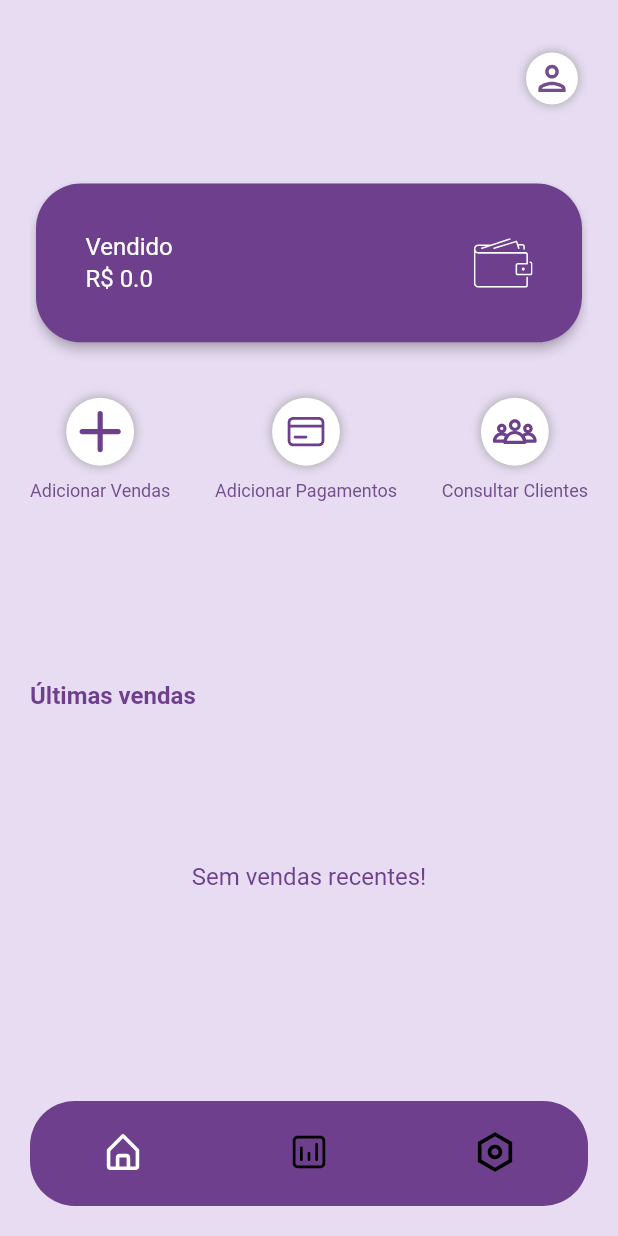
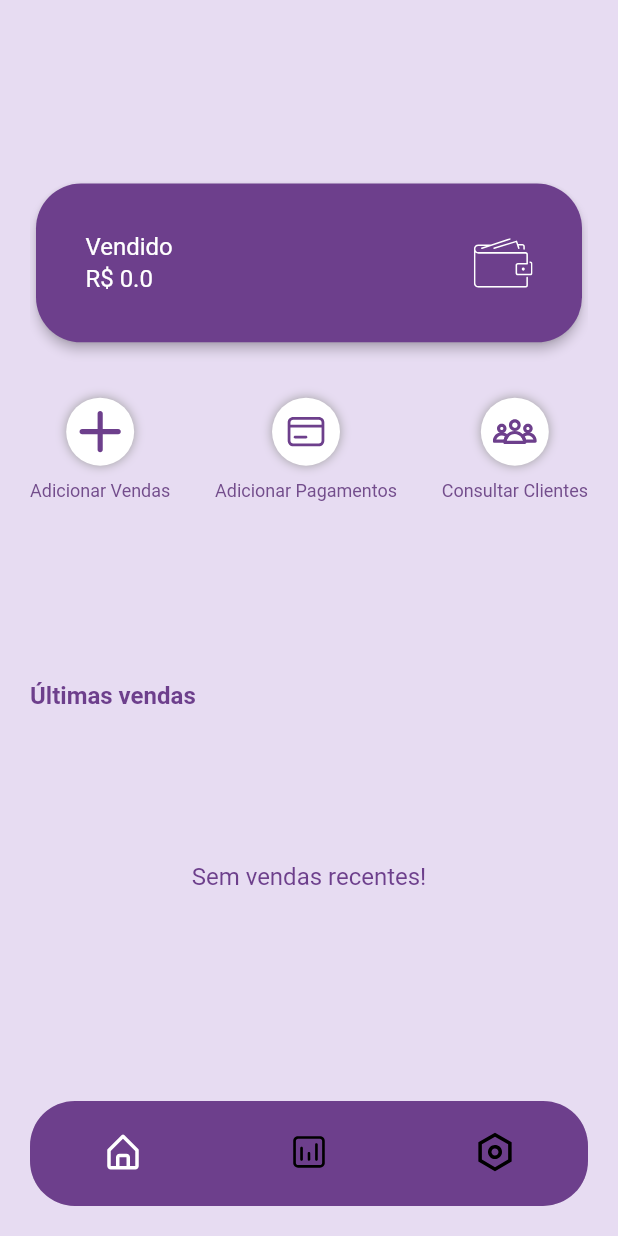
Before and after one commit to yurilima7/Sales-Manager, a Flutter app: the PercorreTelas screen opened by its route, on a phone screen of 412 x 824 dp. Run offline on Flutter 3.47's test engine with Material 2 defaults, Android fonts, the phone set to English and light mode, and no system bars; our stand-ins replace cloud_firestore, firebase_auth, firebase_core, flutter_svg; accounts and stored records are empty.

```diff
--- a/sales_manager/lib/main.dart
+++ b/sales_manager/lib/main.dart
@@ -6,7 +6,6 @@ import 'package:sales_manager/screens/clientes.dart';
 import 'package:sales_manager/screens/configuracao.dart';
 import 'package:sales_manager/screens/criar_conta.dart';
 import 'package:sales_manager/screens/dados.dart';
-import 'package:sales_manager/screens/editar_perfil.dart';
 import 'package:sales_manager/screens/estado_usuario.dart';
 import 'package:sales_manager/screens/login.dart';
 import 'package:sales_manager/screens/opcao_venda.dart';
@@ -57,7 +56,6 @@ class SalesManager extends StatelessWidget {
         '/addPagamento': (context) => const AdicionarPagamento(),
         '/clienteExistente': (context) => const ClienteExistente(),
         '/configuracao': (context) => const Configuracao(),
-        '/editarPerfil': (context) => const EditarPerfil(),
         '/pagos': (context) => const Pagos(),
       },
     );
--- a/sales_manager/lib/screens/editar_compra.dart
+++ b/sales_manager/lib/screens/editar_compra.dart
@@ -131,7 +131,7 @@ class _EditarCompraState extends State<EditarCompra> {
 
       db.collection("Usuários").doc(widget.idUsuario).collection("Clientes")
         .doc(widget.idCliente).update({
-          "Saldo Devedor": (widget.saldoDevedor - widget.preco) + preco * quantidade,
+          "Saldo Devedor": (widget.saldoDevedor - (widget.preco * widget.quantidadeAnterior)) + preco * quantidade,
       });
 
       db.collection("Usuários").doc(widget.idUsuario).update({
--- a/sales_manager/lib/screens/principal.dart
+++ b/sales_manager/lib/screens/principal.dart
@@ -59,38 +59,7 @@ class _PrincipalState extends State<Principal> {
             SizedBox(
               height: MediaQuery.of(context).size.height * 0.042,
 
-              child: Row(
-                mainAxisAlignment: MainAxisAlignment.spaceBetween,
-
-                children: [
-                  Text(_nomeUsuario, style: const TextStyle(color: Colors.black, fontSize: 16, fontWeight: FontWeight.bold)),
-
-                  Ink(
-
-                    decoration: const BoxDecoration(
-                      shape: BoxShape.circle,
-                      color: Colors.white,
-
-                      boxShadow: [
-                        BoxShadow(
-                          color: Colors.grey,
-                          blurRadius: 5
-                        )
-                      ]
-                    ),
-
-                    child: IconButton(
-                      onPressed: () => {Navigator.pushNamed(context, '/editarPerfil')},
-
-                      icon: SvgPicture.asset(
-                        'assets/icons/pessoa.svg',
-                        height: MediaQuery.of(context).size.height * 0.022,
-                        allowDrawingOutsideViewBox: true,
-                      ),
-                    ),
-                  ),
-                ],
-              ),
+              child: Text(_nomeUsuario, style: const TextStyle(color: Colors.black, fontSize: 16, fontWeight: FontWeight.bold)),
             ),
 
             SizedBox(height: MediaQuery.of(context).size.height * 0.04),
--- a/sales_manager/lib/screens/tap_bar_telas.dart
+++ b/sales_manager/lib/screens/tap_bar_telas.dart
@@ -80,7 +80,7 @@ class _PercorreTelasState extends State<PercorreTelas> {
                   BottomNavigationBarItem(
                     icon: SvgPicture.asset(
                         'assets/icons/home.svg',
-                        height: MediaQuery.of(context).size.height * 0.035,
+                        height: MediaQuery.of(context).size.height * 0.034,
                         allowDrawingOutsideViewBox: true,
                         color: _cores[0],
                       ),
@@ -91,7 +91,7 @@ class _PercorreTelasState extends State<PercorreTelas> {
                   BottomNavigationBarItem(
                     icon: SvgPicture.asset(
                         'assets/icons/dados.svg',
-                        height: MediaQuery.of(context).size.height * 0.035,
+                        height: MediaQuery.of(context).size.height * 0.034,
                         allowDrawingOutsideViewBox: true,
                         color: _cores[1],
                       ),
@@ -102,7 +102,7 @@ class _PercorreTelasState extends State<PercorreTelas> {
                   BottomNavigationBarItem(
                     icon: SvgPicture.asset(
                         'assets/icons/configurações.svg',
-                        height: MediaQuery.of(context).size.height * 0.035,
+                        height: MediaQuery.of(context).size.height * 0.034,
                         allowDrawingOutsideViewBox: true,
                         color: _cores[2],
                       ),
```
Also changed, not shown: sales_manager/lib/screens/adicionar_produto.dart (+0 -7 lines), sales_manager/lib/screens/configuracao.dart (+129 -54 lines), sales_manager/lib/screens/editar_perfil.dart (+36 -5 lines).
